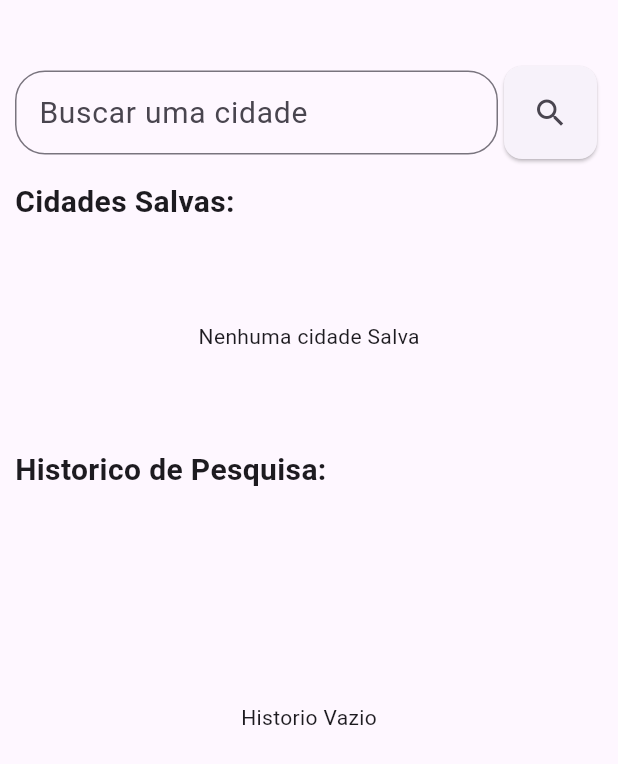
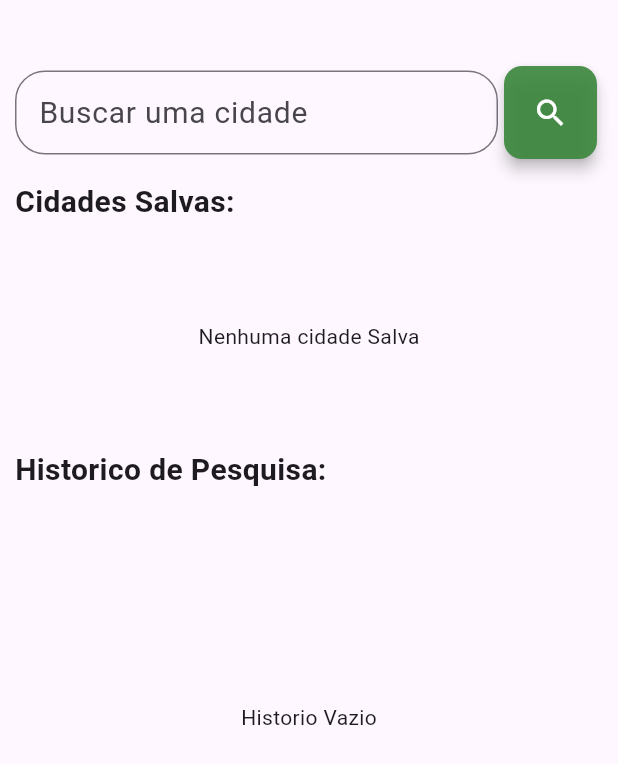
Before and after one commit to Junio-Alves/Flutter-Weather-App, a Flutter app: the SearchPage screen opened by its route, on a phone screen of 412 x 824 dp. Shown: the top 764 px of the screen. Run offline on Flutter 3.47's test engine with Material 3 defaults, Android fonts, the phone set to English and light mode, and no system bars; our stand-ins replace geolocator, shared_preferences; accounts and stored records are empty; network calls fail.

Commit message:
searchpage update

```diff
--- a/lib/pages/search_page.dart
+++ b/lib/pages/search_page.dart
@@ -16,7 +16,6 @@ class SearchPage extends StatefulWidget {
 class _SearchPageState extends State<SearchPage> {
   final _searchController = TextEditingController();
   final _formKey = GlobalKey<FormState>();
-  final List<WeatherModel> _searchResult = [];
   final List<WeatherModel> _searchHistory = [];
   final List<WeatherModel> _favoriteCitys = [];
   @override
@@ -37,8 +36,7 @@ class _SearchPageState extends State<SearchPage> {
     searchCity() async {
       await searchWeather.getWeather(cityname: _searchController.text);
       if (searchWeather.error.isEmpty) {
-        _searchResult.add(searchWeather.searchResult.first);
-        _searchHistory.add(_searchResult.last);
+        _searchHistory.add(searchWeather.searchResult.first);
         _searchController.clear();
       } else {
         errorPopUpWidget(searchWeather.error, context);
@@ -46,13 +44,15 @@ class _SearchPageState extends State<SearchPage> {
     }
 
     return Scaffold(
-      body: Column(
+      body: SingleChildScrollView(
+        child: Column(
           crossAxisAlignment: CrossAxisAlignment.start,
           mainAxisAlignment: MainAxisAlignment.start,
           children: [
             const SizedBox(
               height: 30,
             ),
+            //Formulario
             Padding(
               padding: const EdgeInsets.all(10.0),
               child: Row(
@@ -87,11 +87,16 @@ class _SearchPageState extends State<SearchPage> {
                       ),
                     ),
                   ),
+                  //Botão de Pesquisa
                   SizedBox(
                     height: 70,
                     width: 70,
                     child: Card(
+                      elevation: 4,
+                      color: const Color.fromARGB(255, 58, 134, 60)
+                          .withOpacity(0.9),
                       child: IconButton(
+                        color: Colors.white,
                         onPressed: () {
                           if (_formKey.currentState!.validate()) {
                             setState(
@@ -110,7 +115,7 @@ class _SearchPageState extends State<SearchPage> {
               ),
             ),
             //Resultado Da Pesquisa
-          if (_searchResult.isNotEmpty)
+            if (searchWeather.searchResult.isNotEmpty)
               Padding(
                 padding: const EdgeInsets.all(10.0),
                 child: SizedBox(
@@ -123,29 +128,50 @@ class _SearchPageState extends State<SearchPage> {
                         mainAxisAlignment: MainAxisAlignment.start,
                         children: [
                           textshadow(
-                            text: _searchHistory.last.city,
+                              text: searchWeather.searchResult.first.city,
                               fontsize: 20,
                               color: Colors.black,
                               fontWeight: FontWeight.bold),
                           textshadow(
-                            text: _searchHistory.last.description,
+                              text:
+                                  searchWeather.searchResult.first.description,
                               fontsize: 17,
                               color: Colors.black,
                               fontWeight: FontWeight.normal),
                           textshadow(
-                            text: "${_searchHistory.last.temp}º",
+                              text: "${searchWeather.searchResult.first.temp}º",
                               fontsize: 50,
                               color: Colors.black,
                               fontWeight: FontWeight.normal),
                         ],
                       ),
+                      Row(
+                        children: [
                           Column(
                             children: [
                               Image.asset(
-                          imageIcon(_searchHistory.last.currently),
+                                imageIcon(
+                                    searchWeather.searchResult.first.currently),
                                 height: 100,
                                 width: 100,
                               ),
+                            ],
+                          ),
+                          Column(
+                            children: [
+                              IconButton(
+                                onPressed: () {
+                                  setState(
+                                    () {
+                                      _favoriteCitys.add(
+                                          searchWeather.searchResult.first);
+                                    },
+                                  );
+                                },
+                                icon: const Icon(Icons.star_border),
+                              )
+                            ],
+                          )
                         ],
                       )
                     ],
@@ -161,8 +187,8 @@ class _SearchPageState extends State<SearchPage> {
                       padding: EdgeInsets.only(left: 10),
                       child: Text(
                         "Cidades Salvas:",
-                      style:
-                          TextStyle(fontSize: 20, fontWeight: FontWeight.bold),
+                        style: TextStyle(
+                            fontSize: 20, fontWeight: FontWeight.bold),
                       ),
                     ),
                   ],
@@ -170,14 +196,14 @@ class _SearchPageState extends State<SearchPage> {
                 SizedBox(
                   height: 150,
                   width: 400,
-                child: _searchHistory.isNotEmpty
+                  child: _favoriteCitys.isNotEmpty
                       ? ListView.builder(
                           scrollDirection: Axis.horizontal,
-                        itemCount: _searchHistory.length,
+                          itemCount: _favoriteCitys.length,
                           itemBuilder: (context, int index) {
                             return cityBox(
                                 context: context,
-                              searchHistory: _searchHistory,
+                                searchHistory: _favoriteCitys,
                                 index: index);
                           },
                         )
@@ -196,8 +222,8 @@ class _SearchPageState extends State<SearchPage> {
                       padding: EdgeInsets.only(left: 10),
                       child: Text(
                         "Historico de Pesquisa:",
-                      style:
-                          TextStyle(fontSize: 20, fontWeight: FontWeight.bold),
+                        style: TextStyle(
+                            fontSize: 20, fontWeight: FontWeight.bold),
                       ),
                     ),
                   ],
@@ -222,6 +248,7 @@ class _SearchPageState extends State<SearchPage> {
             ),
           ],
         ),
+      ),
     );
   }
 }
```
Also changed, not shown: lib/pages/widgets/search_city_widget.dart (+9 -1 lines). Lines whose indentation alone changed are shown as unchanged.
